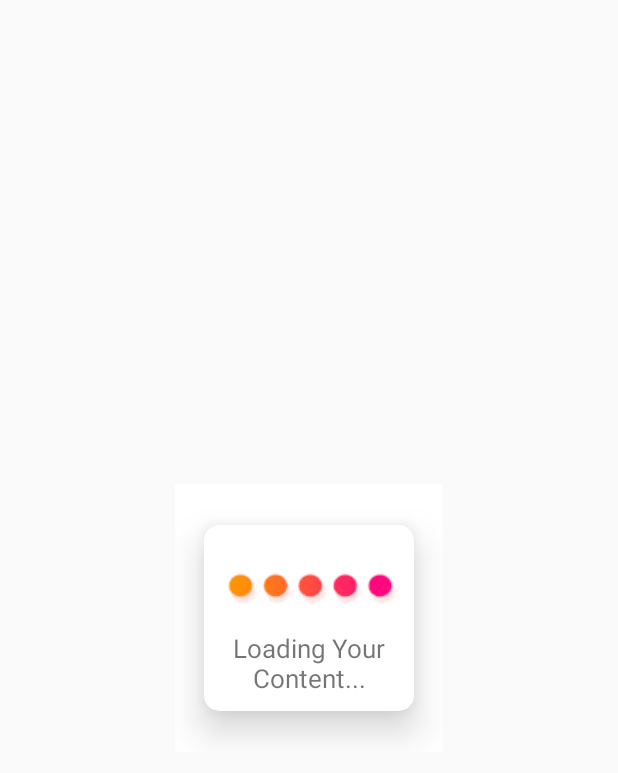
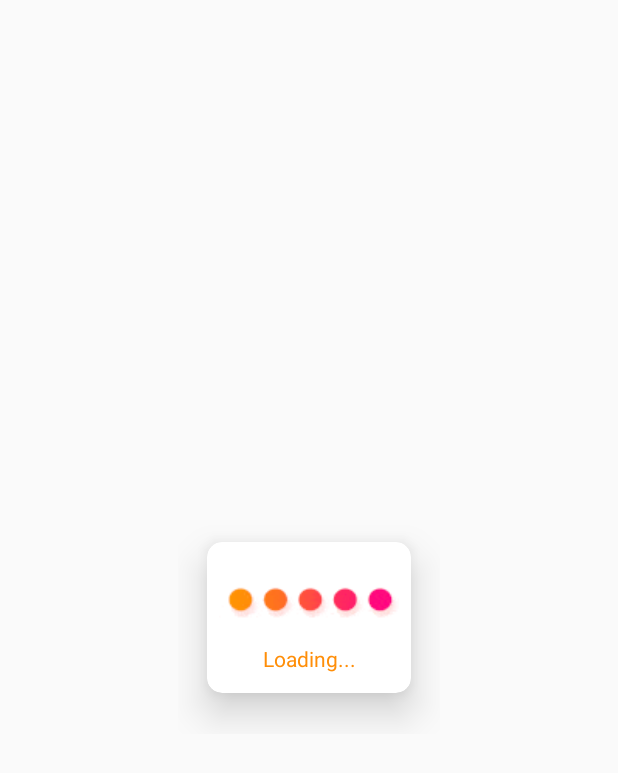
Before and after one commit to mmstq/Moving-Dots-ProgressBar-Android, an Android app: the layout loading_dialog.xml on its own in the app's theme, with its tools: preview values and no code run, on a phone screen of 412 x 824 dp. Shown: the top 773 px of the screen. Run offline under Robolectric (Android 15) with nearby library versions, the phone set to English and light mode, and no system bars.

Commit message:
migrated to androidx

```diff
--- a/build.gradle
+++ b/build.gradle
@@ -7,7 +7,7 @@ buildscript {
         jcenter()
     }
     dependencies {
-        classpath 'com.android.tools.build:gradle:3.1.4'
+        classpath 'com.android.tools.build:gradle:3.6.2'
         classpath 'com.github.dcendents:android-maven-gradle-plugin:2.1'
 
 
--- a/gradle.properties
+++ b/gradle.properties
@@ -6,6 +6,8 @@
 # http://www.gradle.org/docs/current/userguide/build_environment.html
 # Specifies the JVM arguments used for the daemon process.
 # The setting is particularly useful for tweaking memory settings.
+android.enableJetifier=true
+android.useAndroidX=true
 org.gradle.jvmargs=-Xmx1536m
 # When configured, Gradle will run in incubating parallel mode.
 # This option should only be used with decoupled projects. More details, visit
--- a/progressbargifdialog/src/main/res/layout/loading_dialog.xml
+++ b/progressbargifdialog/src/main/res/layout/loading_dialog.xml
@@ -5,9 +5,9 @@
     android:layout_width="wrap_content"
     android:layout_height="wrap_content"
     android:layout_gravity="center"
-    android:background="#FFFFFF">
+    android:background="#00FFFFFF">
 
-    <android.support.v7.widget.CardView
+    <androidx.cardview.widget.CardView
         android:layout_height="wrap_content"
         android:layout_width="wrap_content"
         app:cardCornerRadius="10dp"
@@ -18,12 +18,8 @@
         android:layout_centerHorizontal="true">
         <RelativeLayout
             android:layout_width="wrap_content"
+            android:padding="8dp"
             android:layout_height="wrap_content">
-            <RelativeLayout
-                android:layout_width="wrap_content"
-                android:layout_height="wrap_content"
-                android:padding="10dp"
-                android:id="@+id/relativelayout1">
             <pl.droidsonroids.gif.GifImageView
                 android:layout_width="120dp"
                 android:layout_height="60dp"
@@ -41,13 +37,15 @@
                 android:fontFamily="sans-serif"
                 android:textStyle="normal"
                 android:maxLines="2"
-                    android:textSize="17sp"
+                android:textColor="#FF8E08"
+                android:layout_marginBottom="5dp"
+                android:textSize="14sp"
                 android:layout_below="@id/gifImageView"
-                    android:text="Loading Your Content..."/>
+                android:text="Loading..."
+                android:gravity="center_horizontal" />
+
 
         </RelativeLayout>
+    </androidx.cardview.widget.CardView>
 
 </RelativeLayout>
-    </android.support.v7.widget.CardView>
-
-</RelativeLayout>
```
Also changed, not shown: app/build.gradle (+7 -9 lines), app/src/main/java/com/mmstq/progressbargifdialog/MainActivity.java (+30 -1 lines), app/src/main/res/layout/activity_main.xml (+4 -7 lines), progressbargifdialog/build.gradle (+8 -7 lines), progressbargifdialog/src/main/java/com/mmstq/progressbargifdialog/ProgressBarGIFDialog.java (+12 -12 lines), gradle/wrapper/gradle-wrapper.properties, 2 other files. Lines whose indentation alone changed are shown as unchanged.
